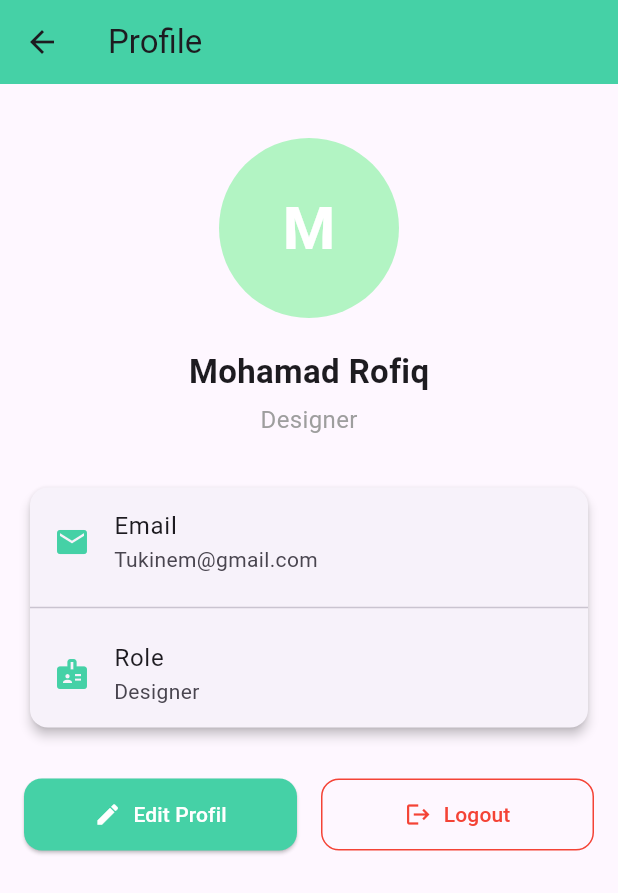
After one commit to MohamadRofiq25/design_manager, a Flutter app: the ProfilePageDesigner screen opened directly, after a tap on "Edit Profil", after a tap on "Simpan", on a phone screen of 412 x 824 dp. The commit adds this screen. Shown: the top 893 px of the screen. Run offline on Flutter 3.47's test engine with Material 3 defaults, Android fonts, the phone set to English and light mode, and no system bars; our stand-ins replace file_picker, font_awesome_flutter, pdf, printing, supabase_flutter; accounts and stored records are empty.

Commit message:
menambahkan role designer

```diff
--- /dev/null
+++ b/lib/core/config/supabase_config.dart
@@ -0,0 +1,4 @@
+class SupabaseConfig {
+  static const String url = 'https://quottbxmeurzabgvqhta.supabase.co';
+  static const String anonKey = 'eyJhbGciOiJIUzI1NiIsInR5cCI6IkpXVCJ9.eyJpc3MiOiJzdXBhYmFzZSIsInJlZiI6InF1b3R0YnhtZXVyemFiZ3ZxaHRhIiwicm9sZSI6ImFub24iLCJpYXQiOjE3NjYxNzY5NTMsImV4cCI6MjA4MTc1Mjk1M30.dHlUbBeg-8x2EyRzjkYEbTbz4shwPTTm_nJV_1lLHRk';
+}
--- /dev/null
+++ b/lib/data/services/auth_service.dart
@@ -0,0 +1,59 @@
+import 'package:supabase_flutter/supabase_flutter.dart';
+
+class AuthService {
+  final SupabaseClient _supabase = Supabase.instance.client;
+
+  // REGISTER
+  Future<void> register({
+    required String email,
+    required String password,
+    required String role,
+    String? name,
+  }) async {
+    final authResponse = await _supabase.auth.signUp(
+      email: email,
+      password: password,
+    );
+
+    final user = authResponse.user;
+    if (user == null) {
+      throw Exception('Register failed');
+    }
+
+    await _supabase.from('profiles').insert({
+      'id': user.id,
+      'email': user.email,
+      'name': name,
+      'role': role,
+    });
+  }
+
+  // LOGIN
+  Future<String> login({
+    required String email,
+    required String password,
+  }) async {
+    final authResponse = await _supabase.auth.signInWithPassword(
+      email: email,
+      password: password,
+    );
+
+    final user = authResponse.user;
+    if (user == null) {
+      throw Exception('Login failed');
+    }
+
+    final profile = await _supabase
+        .from('profiles')
+        .select('role')
+        .eq('id', user.id)
+        .single();
+
+    return profile['role'];
+  }
+
+  // LOGOUT
+  Future<void> logout() async {
+    await _supabase.auth.signOut();
+  }
+}
--- a/lib/presentation/designer/my_task/my_task_designer.dart
+++ b/lib/presentation/designer/my_task/my_task_designer.dart
@@ -17,7 +17,7 @@ class _TasklistPageState extends State<MyTaskDesigner> {
   Widget build(BuildContext context) {
     return Scaffold(
         appBar: AppBar(
-          title: const Text('Task Manager'),
+          title: const Text('My Task'),
           backgroundColor: const Color(0xFF45D1A6),
         ),
         body: Padding(
--- /dev/null
+++ b/lib/presentation/designer/profile/profile_controller_designer.dart
@@ -0,0 +1,67 @@
+import 'package:flutter/material.dart';
+
+class ProfileControllerDesigner extends ChangeNotifier {
+  bool isEditing = false;
+
+  final userData = ValueNotifier<Map<String, dynamic>>({
+    "name": "Mohamad Rofiq",
+    "email": "Tukinem@gmail.com",
+    "role": "Designer",
+    "photoUrl": null,
+  });
+
+  final nameController = TextEditingController();
+  final emailController = TextEditingController();
+
+  ProfileControllerDesigner() {
+    nameController.text = userData.value['name'];
+    emailController.text = userData.value['email'];
+  }
+
+  void toggleEditMode() {
+    isEditing = !isEditing;
+    notifyListeners();
+  }
+
+  void saveProfile() {
+    userData.value = {
+      ...userData.value,
+      'name': nameController.text,
+      'email': emailController.text,
+    };
+    isEditing = false;
+    notifyListeners();
+  }
+
+  void logout(BuildContext context) {
+    showDialog(
+      context: context,
+      builder: (context) => AlertDialog(
+        title: const Text('Konfirmasi Logout'),
+        content: const Text('Apakah Anda yakin ingin keluar dari aplikasi?'),
+        actions: [
+          TextButton(
+            onPressed: () => Navigator.pop(context),
+            child: const Text('Batal'),
+          ),
+          ElevatedButton(
+            onPressed: () {
+              Navigator.pop(context);
+              Navigator.pushReplacementNamed(context, '/login');
+            },
+            style: ElevatedButton.styleFrom(backgroundColor: Colors.red),
+            child: const Text('Logout'),
+          ),
+        ],
+      ),
+    );
+  }
+
+  @override
+  void dispose() {
+    nameController.dispose();
+    emailController.dispose();
+    userData.dispose();
+    super.dispose();
+  }
+}
--- /dev/null
+++ b/lib/presentation/designer/profile/profile_edit_designer.dart
@@ -0,0 +1,82 @@
+import 'package:flutter/material.dart';
+import 'profile_controller_designer.dart';
+
+class ProfileEditDesigner extends StatelessWidget {
+  final ProfileControllerDesigner controller;
+
+  const ProfileEditDesigner({super.key, required this.controller});
+
+  @override
+  Widget build(BuildContext context) {
+    final user = controller.userData.value;
+
+    return Column(
+      key: const ValueKey('editView'),
+      children: [
+        const SizedBox(height: 20),
+        const Text(
+          'Edit Profil',
+          style: TextStyle(fontSize: 22, fontWeight: FontWeight.bold),
+        ),
+        const SizedBox(height: 20),
+        TextFormField(
+          controller: controller.nameController,
+          decoration: const InputDecoration(
+            labelText: 'Nama Lengkap',
+            border: OutlineInputBorder(),
+            prefixIcon: Icon(Icons.person),
+          ),
+        ),
+        const SizedBox(height: 16),
+        TextFormField(
+          controller: controller.emailController,
+          decoration: const InputDecoration(
+            labelText: 'Email',
+            border: OutlineInputBorder(),
+            prefixIcon: Icon(Icons.email),
+          ),
+        ),
+        const SizedBox(height: 16),
+        TextFormField(
+          enabled: false,
+          initialValue: user['role'],
+          decoration: const InputDecoration(
+            labelText: 'Role (tidak dapat diubah)',
+            border: OutlineInputBorder(),
+            prefixIcon: Icon(Icons.badge),
+          ),
+        ),
+        const SizedBox(height: 30),
+        Row(
+          mainAxisAlignment: MainAxisAlignment.center,
+          children: [
+            ElevatedButton.icon(
+              onPressed: () => controller.saveProfile(),
+              icon: const Icon(Icons.save),
+              label: const Text("Simpan"),
+              style: ElevatedButton.styleFrom(
+                backgroundColor: const Color(0xFF45D1A6),
+                foregroundColor: Colors.white,
+                padding: const EdgeInsets.symmetric(horizontal: 24, vertical: 14),
+                shape: RoundedRectangleBorder(borderRadius: BorderRadius.circular(12)),
+              ),
+            ),
+            const SizedBox(width: 16),
+            OutlinedButton.icon(
+              onPressed: () {
+                controller.toggleEditMode();
+              },
+              icon: const Icon(Icons.cancel, color: Colors.red),
+              label: const Text("Batal", style: TextStyle(color: Colors.red)),
+              style: OutlinedButton.styleFrom(
+                side: const BorderSide(color: Colors.red),
+                padding: const EdgeInsets.symmetric(horizontal: 24, vertical: 14),
+                shape: RoundedRectangleBorder(borderRadius: BorderRadius.circular(12)),
+              ),
+            ),
+          ],
+        ),
+      ],
+    );
+  }
+}
--- /dev/null
+++ b/lib/presentation/designer/profile/profile_page_designer.dart
@@ -0,0 +1,52 @@
+import 'package:flutter/material.dart';
+import 'profile_controller_designer.dart';
+import 'profile_view_designer.dart';
+import 'profile_edit_designer.dart';
+
+class ProfilePageDesigner extends StatefulWidget {
+  const ProfilePageDesigner({super.key});
+
+  @override
+  State<ProfilePageDesigner> createState() => _ProfilePageState();
+}
+
+class _ProfilePageState extends State<ProfilePageDesigner> {
+  late ProfileControllerDesigner _controller;
+
+  @override
+  void initState() {
+    super.initState();
+    _controller = ProfileControllerDesigner();
+  }
+
+  @override
+  void dispose() {
+    _controller.dispose();
+    super.dispose();
+  }
+
+  @override
+  Widget build(BuildContext context) {
+    return Scaffold(
+      appBar: AppBar(
+        title: const Text('Profile'),
+        backgroundColor: const Color(0xFF45D1A6),
+      ),
+      body: AnimatedBuilder(
+        animation: _controller,
+        builder: (context, _) {
+          return SingleChildScrollView(
+            padding: const EdgeInsets.all(16.0),
+            child: AnimatedSwitcher(
+              duration: const Duration(milliseconds: 300),
+              child: _controller.isEditing
+                  ? ProfileEditDesigner(controller: _controller)
+                  : ProfileViewDesigner(controller: _controller),
+            ),
+          );
+        },
+      ),
+
+    );
+  }
+}
--- /dev/null
+++ b/lib/presentation/designer/profile/profile_view_designer.dart
@@ -0,0 +1,41 @@
+import 'package:flutter/material.dart';
+import 'profile_controller_designer.dart';
+import 'widgets/profile_avatar_designer.dart';
+import 'widgets/profile_card_designer.dart';
+import 'widgets/profile_action_buttons_designer.dart';
+
+class ProfileViewDesigner extends StatelessWidget {
+  final ProfileControllerDesigner controller;
+
+  const ProfileViewDesigner({super.key, required this.controller});
+
+  @override
+  Widget build(BuildContext context) {
+    final user = controller.userData.value;
+
+    return Column(
+      key: const ValueKey('profileView'),
+      children: [
+        const SizedBox(height: 20),
+        ProfileAvatarDesigner(name: user['name'], photoUrl: user['photoUrl']),
+        const SizedBox(height: 20),
+        Text(
+          user['name'],
+          style: const TextStyle(fontSize: 22, fontWeight: FontWeight.bold),
+        ),
+        const SizedBox(height: 5),
+        Text(
+          user['role'],
+          style: const TextStyle(fontSize: 16, color: Colors.grey),
+        ),
+        const SizedBox(height: 30),
+        ProfileCardDesigner(userData: user),
+        const SizedBox(height: 30),
+        ProfileActionButtonsDesigner(
+          onEdit: controller.toggleEditMode,
+          onLogout: () => controller.logout(context),
+        ),
+      ],
+    );
+  }
+}
--- /dev/null
+++ b/lib/presentation/designer/profile/widgets/profile_action_buttons_designer.dart
@@ -0,0 +1,47 @@
+import 'package:flutter/material.dart';
+
+class ProfileActionButtonsDesigner extends StatelessWidget {
+  final VoidCallback onEdit;
+  final VoidCallback onLogout;
+
+  const ProfileActionButtonsDesigner({
+    super.key,
+    required this.onEdit,
+    required this.onLogout,
+  });
+
+  @override
+  Widget build(BuildContext context) {
+    return Row(
+      mainAxisAlignment: MainAxisAlignment.spaceBetween,
+      children: [
+        Expanded(
+          child: ElevatedButton.icon(
+            onPressed: onEdit,
+            icon: const Icon(Icons.edit),
+            label: const Text("Edit Profil"),
+            style: ElevatedButton.styleFrom(
+              backgroundColor: const Color(0xFF45D1A6),
+              foregroundColor: Colors.white,
+              padding: const EdgeInsets.symmetric(vertical: 14),
+              shape: RoundedRectangleBorder(borderRadius: BorderRadius.circular(12)),
+            ),
+          ),
+        ),
+        const SizedBox(width: 16),
+        Expanded(
+          child: OutlinedButton.icon(
+            onPressed: onLogout,
+            icon: const Icon(Icons.logout, color: Colors.red),
+            label: const Text("Logout", style: TextStyle(color: Colors.red)),
+            style: OutlinedButton.styleFrom(
+              side: const BorderSide(color: Colors.red),
+              padding: const EdgeInsets.symmetric(vertical: 14),
+              shape: RoundedRectangleBorder(borderRadius: BorderRadius.circular(12)),
+            ),
+          ),
+        ),
+      ],
+    );
+  }
+}
--- /dev/null
+++ b/lib/presentation/designer/profile/widgets/profile_avatar_designer.dart
@@ -0,0 +1,27 @@
+import 'package:flutter/material.dart';
+
+class ProfileAvatarDesigner extends StatelessWidget {
+  final String name;
+  final String? photoUrl;
+
+  const ProfileAvatarDesigner({super.key, required this.name, this.photoUrl});
+
+  @override
+  Widget build(BuildContext context) {
+    return CircleAvatar(
+      radius: 60,
+      backgroundColor: const Color(0xFFB2F4C3),
+      backgroundImage: photoUrl != null ? NetworkImage(photoUrl!) : null,
+      child: photoUrl == null
+          ? Text(
+              name[0],
+              style: const TextStyle(
+                fontSize: 40,
+                color: Colors.white,
+                fontWeight: FontWeight.bold,
+              ),
+            )
+          : null,
+    );
+  }
+}
--- /dev/null
+++ b/lib/presentation/designer/profile/widgets/profile_card_designer.dart
@@ -0,0 +1,30 @@
+import 'package:flutter/material.dart';
+
+class ProfileCardDesigner extends StatelessWidget {
+  final Map<String, dynamic> userData;
+
+  const ProfileCardDesigner({super.key, required this.userData});
+
+  @override
+  Widget build(BuildContext context) {
+    return Card(
+      shape: RoundedRectangleBorder(borderRadius: BorderRadius.circular(12)),
+      elevation: 3,
+      child: Column(
+        children: [
+          ListTile(
+            leading: const Icon(Icons.email, color: Color(0xFF45D1A6)),
+            title: const Text('Email'),
+            subtitle: Text(userData['email']),
+          ),
+          const Divider(),
+          ListTile(
+            leading: const Icon(Icons.badge, color: Color(0xFF45D1A6)),
+            title: const Text('Role'),
+            subtitle: Text(userData['role']),
+          ),
+        ],
+      ),
+    );
+  }
+}
--- a/pubspec.yaml
+++ b/pubspec.yaml
@@ -38,6 +38,7 @@ dependencies:
   printing: ^5.13.0
   provider: ^6.1.2
   uuid: ^4.4.0
+  supabase_flutter: ^2.5.6
 
 dev_dependencies:
   flutter_test:
```
Also changed, not shown: lib/core/supabase/supabase_client.dart (added, +16 -0 lines), lib/main.dart (+31 -5 lines), lib/presentation/auth/login/login_controller.dart (+33 -4 lines), lib/presentation/auth/login/login_page.dart (+37 -8 lines), lib/presentation/designer/designer_home_page.dart (added, +40 -0 lines), lib/presentation/manager/manager_home_page.dart (added, +42 -0 lines), pubspec.lock, 5 other files.
